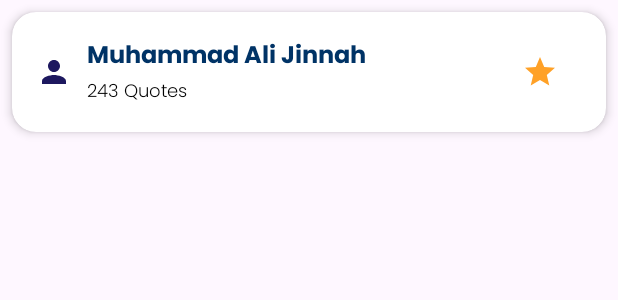
After one commit to AppWizAli/Translate360, an Android app: the layout item_author.xml on its own in the app's theme, with its tools: preview values and no code run, on a phone screen of 412 x 824 dp. The commit adds this screen. Shown: the top 300 px of the screen. Run offline under Robolectric (Android 15) with nearby library versions, the phone set to English and light mode, and no system bars.

Commit message:
FRagments author and quotes

```diff
--- a/app/src/main/res/layout/fragment_home.xml
+++ b/app/src/main/res/layout/fragment_home.xml
@@ -254,6 +254,7 @@
     </LinearLayout>
 </androidx.cardview.widget.CardView>
 <androidx.cardview.widget.CardView
+    android:id="@+id/tvQuotes"
     android:layout_width="130dp"
     android:layout_height="130dp"
     android:layout_margin="10dp"
--- /dev/null
+++ b/app/src/main/res/layout/item_author.xml
@@ -0,0 +1,62 @@
+<?xml version="1.0" encoding="utf-8"?>
+<androidx.cardview.widget.CardView
+    xmlns:android="http://schemas.android.com/apk/res/android"
+    xmlns:app="http://schemas.android.com/apk/res-auto"
+    android:layout_width="match_parent"
+    android:layout_height="wrap_content"
+    android:layout_margin="8dp"
+    app:cardCornerRadius="16dp"
+    app:cardElevation="4dp">
+
+    <LinearLayout
+        android:layout_width="match_parent"
+        android:layout_height="wrap_content"
+        android:orientation="horizontal"
+        android:padding="16dp">
+
+
+        <ImageView
+            android:layout_width="wrap_content"
+            android:layout_height="wrap_content"
+            android:layout_gravity="center_vertical"
+            android:src="@drawable/baseline_person_24" />
+        <LinearLayout
+            android:layout_width="wrap_content"
+            android:layout_height="wrap_content"
+            android:orientation="vertical">
+
+            <TextView
+                android:layout_width="290dp"
+                android:layout_height="wrap_content"
+                android:layout_marginStart="10dp"
+                android:fontFamily="@font/poppin_bold"
+                android:gravity="center_vertical"
+                android:text="Muhammad Ali Jinnah         "
+                android:textColor="@color/primary"
+                android:textSize="16sp" />
+
+            <TextView
+                android:layout_width="230dp"
+                android:layout_height="wrap_content"
+                android:text="243 Quotes        "
+                android:layout_marginStart="10dp"
+                android:textColor="@android:color/black"
+                android:fontFamily="@font/poppin_light"
+                android:textSize="12sp"
+                android:gravity="center_vertical"/>
+
+
+
+
+        </LinearLayout>
+        <ImageButton
+            android:layout_width="wrap_content"
+            android:layout_height="wrap_content"
+            android:paddingEnd="10dp"
+            android:layout_gravity="center_vertical"
+            android:src="@drawable/baseline_star_24"
+            android:background="?attr/selectableItemBackgroundBorderless" />
+
+
+    </LinearLayout>
+</androidx.cardview.widget.CardView>
```
Also changed, not shown: app/src/main/java/com/hiskytechs/translate360/BookMarkFragment.kt (deleted, +0 -59 lines), app/src/main/java/com/hiskytechs/translate360/Fragments/FragmentQuote.kt (added, +21 -0 lines), app/src/main/java/com/hiskytechs/translate360/Fragments/HomeFragment.kt (+3 -4 lines), app/src/main/java/com/hiskytechs/translate360/Fragments/QuotesFragment.kt (deleted, +0 -60 lines), app/src/main/java/com/hiskytechs/translate360/QuotesActivity.kt (deleted, +0 -20 lines), app/src/main/res/layout/activity_quotes.xml (deleted, +0 -78 lines), app/src/main/res/layout/fragment_book_mark.xml (deleted, +0 -14 lines), app/src/main/res/layout/fragment_quote.xml (added, +81 -0 lines), app/src/main/res/layout/fragment_quotes.xml (deleted, +0 -20 lines), app/src/main/res/navigation/nav_graph.xml (+8 -6 lines).
